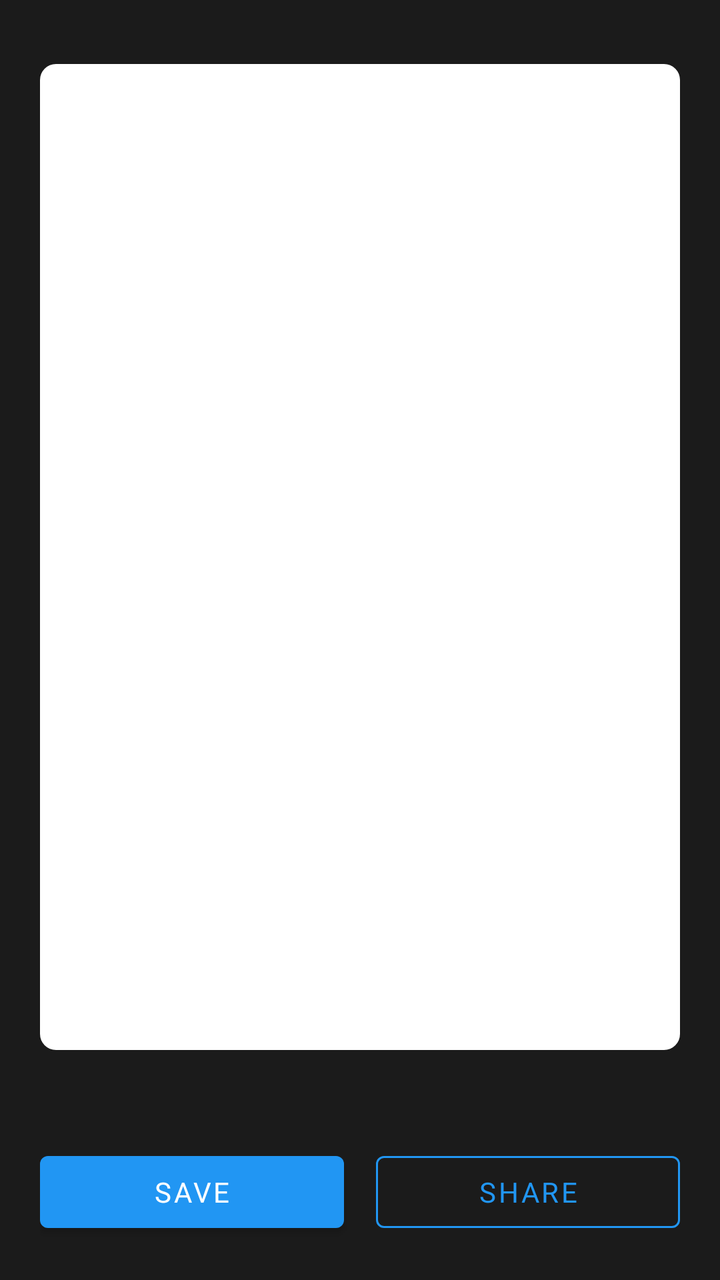
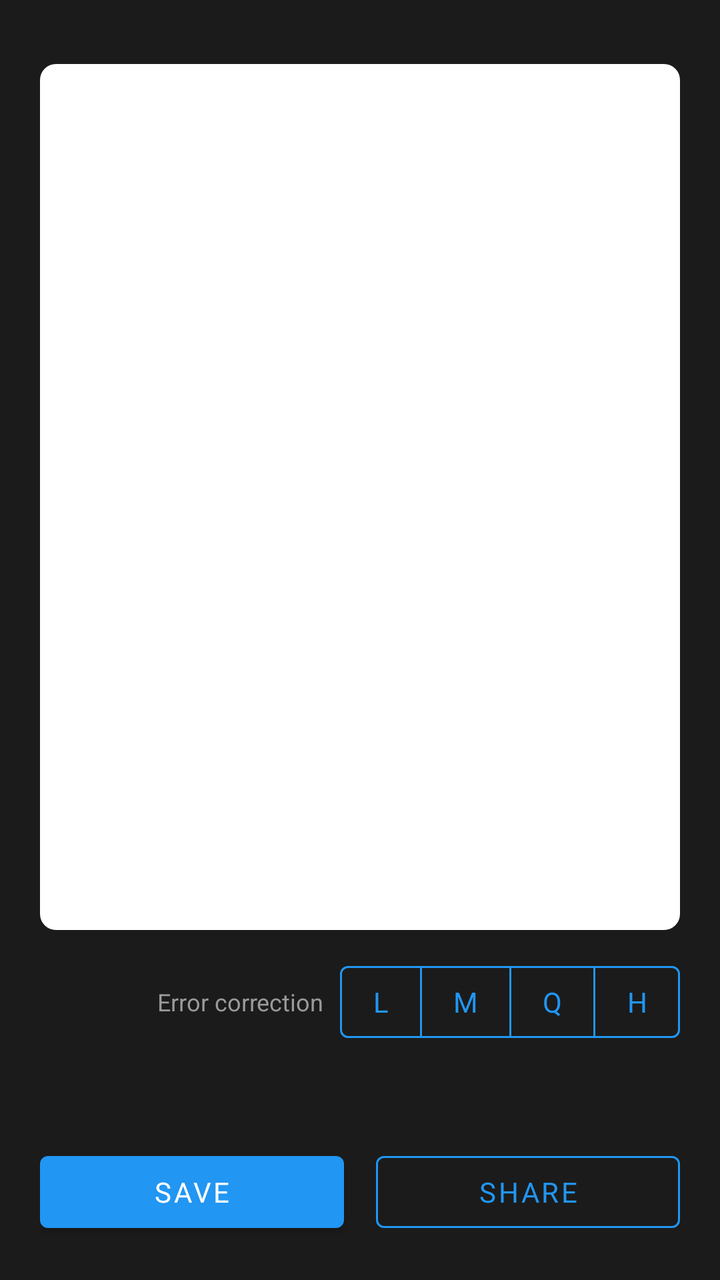

Before-and-after screenshots of an Android layout around one commit, followed by the original layout XML and the change that was made.
<!-- AndroidManifest.xml: application theme Theme.QrScanner -->
<!-- res/layout/layout_create_result.xml -->
<?xml version="1.0" encoding="utf-8"?>
<LinearLayout xmlns:android="http://schemas.android.com/apk/res/android"
    xmlns:app="http://schemas.android.com/apk/res-auto"
    android:layout_width="match_parent"
    android:layout_height="match_parent"
    android:background="@color/windowBackground"
    android:gravity="center_horizontal"
    android:orientation="vertical"
    android:padding="20dp">

    <ImageView
        android:id="@+id/codeImage"
        android:layout_width="match_parent"
        android:layout_height="0dp"
        android:layout_marginTop="12dp"
        android:layout_weight="1"
        android:adjustViewBounds="true"
        android:background="@drawable/bg_white_card"
        android:contentDescription="@string/show_code"
        android:padding="16dp"
        android:scaleType="fitCenter" />

    <TextView
        android:id="@+id/codeText"
        android:layout_width="match_parent"
        android:layout_height="wrap_content"
        android:layout_marginTop="12dp"
        android:ellipsize="end"
        android:maxLines="4"
        android:textColor="@color/textPrimary"
        android:textIsSelectable="true"
        android:textSize="14sp" />

    <LinearLayout
        android:layout_width="match_parent"
        android:layout_height="wrap_content"
        android:layout_marginTop="16dp"
        android:orientation="horizontal">

        <com.google.android.material.button.MaterialButton
            android:id="@+id/btnSave"
            android:layout_width="0dp"
            android:layout_height="wrap_content"
            android:layout_marginEnd="8dp"
            android:layout_weight="1"
            android:text="@string/save"
            android:textColor="@color/white"
            app:backgroundTint="@color/colorPrimary" />

        <com.google.android.material.button.MaterialButton
            android:id="@+id/btnShare"
            style="@style/Widget.MaterialComponents.Button.OutlinedButton"
            android:layout_width="0dp"
            android:layout_height="wrap_content"
            android:layout_marginStart="8dp"
            android:layout_weight="1"
            android:text="@string/share"
            android:textColor="@color/colorPrimary"
            app:strokeColor="@color/colorPrimary" />
    </LinearLayout>
</LinearLayout>
<!-- resources referenced by this layout -->
<resources>
  <color name="colorPrimary">#2196F3</color>
  <color name="textPrimary">#F3F3F3</color>
  <color name="white">#FFFFFF</color>
  <color name="windowBackground">#1B1B1B</color>
  <!-- drawable bg_white_card (drawable) -->
  <?xml version="1.0" encoding="utf-8"?>
  <shape xmlns:android="http://schemas.android.com/apk/res/android" android:shape="rectangle">
      <solid android:color="@color/white" />
      <corners android:radius="8dp" />
  </shape>
  <string name="save">Save</string>
  <string name="share">Share</string>
  <string name="show_code">Show code</string>
  <color name="colorPrimaryDark">#1976D2</color>
  <color name="cardBackground">#2C2C2C</color>
  <color name="laser">#E53935</color>
  <color name="textMuted">#9A9A9A</color>
  <style name="Theme.QrScanner.BottomSheet" parent="Theme.MaterialComponents.DayNight.BottomSheetDialog">
          <item name="android:windowIsFloating">false</item>
          <item name="android:statusBarColor">@android:color/transparent</item>
          <item name="android:navigationBarColor">@color/cardBackground</item>
          <item name="bottomSheetStyle">@style/Widget.App.BottomSheet.Modal</item>
          <item name="colorSurface">@color/cardBackground</item>
          <item name="android:textColorPrimary">@color/textPrimary</item>
      </style>
  <style name="ThemeOverlay.App.Dialog" parent="ThemeOverlay.MaterialComponents.MaterialAlertDialog">
          <item name="colorSurface">@color/cardBackground</item>
          <item name="colorOnSurface">@color/textPrimary</item>
          <item name="android:textColorPrimary">@color/textPrimary</item>
          <item name="android:textColor">@color/textPrimary</item>
          <item name="android:background">@color/cardBackground</item>
      </style>
  <style name="Widget.App.BottomSheet.Modal" parent="Widget.MaterialComponents.BottomSheet.Modal">
          <item name="backgroundTint">@color/cardBackground</item>
          <item name="shapeAppearance">@style/ShapeAppearance.App.LargeTop</item>
      </style>
  <style name="ShapeAppearance.App.LargeTop" parent="ShapeAppearance.MaterialComponents.LargeComponent">
          <item name="cornerFamily">rounded</item>
          <item name="cornerSizeTopLeft">16dp</item>
          <item name="cornerSizeTopRight">16dp</item>
          <item name="cornerSizeBottomLeft">0dp</item>
          <item name="cornerSizeBottomRight">0dp</item>
      </style>
  <!-- unchanged entries left out for length: 1 -->
</resources>

<!-- the commit's change to res/layout/layout_create_result.xml (unified diff, before → after) -->
@@ -19,6 +19,86 @@
         android:contentDescription="@string/show_code"
         android:padding="16dp"
         android:scaleType="fitCenter" />
+
+    <LinearLayout
+        android:layout_width="match_parent"
+        android:layout_height="wrap_content"
+        android:layout_marginTop="12dp"
+        android:gravity="center_vertical"
+        android:orientation="horizontal">
+
+        <LinearLayout
+            android:id="@+id/colorRow"
+            android:layout_width="0dp"
+            android:layout_height="wrap_content"
+            android:layout_weight="1"
+            android:gravity="center_vertical"
+            android:orientation="horizontal" />
+
+        <LinearLayout
+            android:id="@+id/ecRow"
+            android:layout_width="wrap_content"
+            android:layout_height="wrap_content"
+            android:gravity="center_vertical"
+            android:orientation="horizontal">
+
+            <TextView
+                android:layout_width="wrap_content"
+                android:layout_height="wrap_content"
+                android:layout_marginEnd="8dp"
+                android:text="@string/error_correction"
+                android:textColor="@color/textMuted"
+                android:textSize="12sp" />
+
+            <com.google.android.material.button.MaterialButtonToggleGroup
+                android:id="@+id/ecGroup"
+                android:layout_width="wrap_content"
+                android:layout_height="wrap_content"
+                app:selectionRequired="true"
+                app:singleSelection="true">
+
+                <com.google.android.material.button.MaterialButton
+                    android:id="@+id/btnEcL"
+                    style="@style/Widget.MaterialComponents.Button.OutlinedButton"
+                    android:layout_width="wrap_content"
+                    android:layout_height="wrap_content"
+                    android:minWidth="0dp"
+                    android:text="@string/ec_l"
+                    android:textColor="@color/colorPrimary"
+                    app:strokeColor="@color/colorPrimary" />
+
+                <com.google.android.material.button.MaterialButton
+                    android:id="@+id/btnEcM"
+                    style="@style/Widget.MaterialComponents.Button.OutlinedButton"
+                    android:layout_width="wrap_content"
+                    android:layout_height="wrap_content"
+                    android:minWidth="0dp"
+                    android:text="@string/ec_m"
+                    android:textColor="@color/colorPrimary"
+                    app:strokeColor="@color/colorPrimary" />
+
+                <com.google.android.material.button.MaterialButton
+                    android:id="@+id/btnEcQ"
+                    style="@style/Widget.MaterialComponents.Button.OutlinedButton"
+                    android:layout_width="wrap_content"
+                    android:layout_height="wrap_content"
+                    android:minWidth="0dp"
+                    android:text="@string/ec_q"
+                    android:textColor="@color/colorPrimary"
+                    app:strokeColor="@color/colorPrimary" />
+
+                <com.google.android.material.button.MaterialButton
+                    android:id="@+id/btnEcH"
+                    style="@style/Widget.MaterialComponents.Button.OutlinedButton"
+                    android:layout_width="wrap_content"
+                    android:layout_height="wrap_content"
+                    android:minWidth="0dp"
+                    android:text="@string/ec_h"
+                    android:textColor="@color/colorPrimary"
+                    app:strokeColor="@color/colorPrimary" />
+            </com.google.android.material.button.MaterialButtonToggleGroup>
+        </LinearLayout>
+    </LinearLayout>
 
     <TextView
         android:id="@+id/codeText"
<!-- resource entries referenced after the edit -->
@@ -10,6 +10,11 @@
       <solid android:color="@color/white" />
       <corners android:radius="8dp" />
   </shape>
+  <string name="ec_h">H</string>
+  <string name="ec_l">L</string>
+  <string name="ec_m">M</string>
+  <string name="ec_q">Q</string>
+  <string name="error_correction">Error correction</string>
   <string name="save">Save</string>
   <string name="share">Share</string>
   <string name="show_code">Show code</string>
